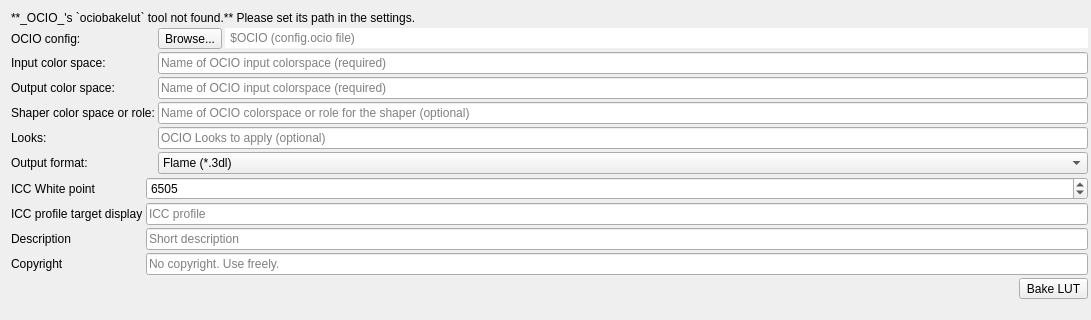
The window that src/UI/lutbakerwidget.ui (RxLaboratory/DuME) describes before a commit, drawn with Qt 5; both pictures show x 0 to 1091 and y 0 to 320 of the 1091 by 459 pixel window.
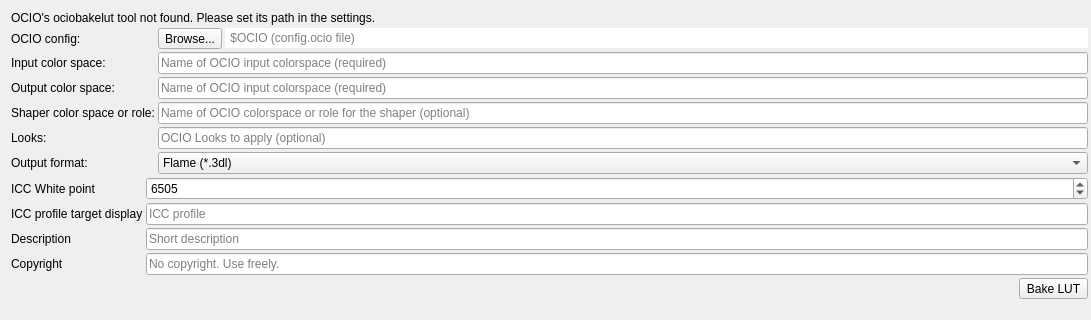
The same window after the commit. Icons and pictures are not drawn.

```diff
--- a/src/UI/lutbakerwidget.ui
+++ b/src/UI/lutbakerwidget.ui
@@ -26,10 +26,7 @@
    <item>
     <widget class="QLabel" name="ocioNotFoundLabel">
      <property name="text">
-      <string>**_OCIO_'s `ociobakelut` tool not found.** Please set its path in the settings.</string>
-     </property>
-     <property name="textFormat">
-      <enum>Qt::MarkdownText</enum>
+      <string>OCIO's ociobakelut tool not found. Please set its path in the settings.</string>
      </property>
     </widget>
    </item>
```
